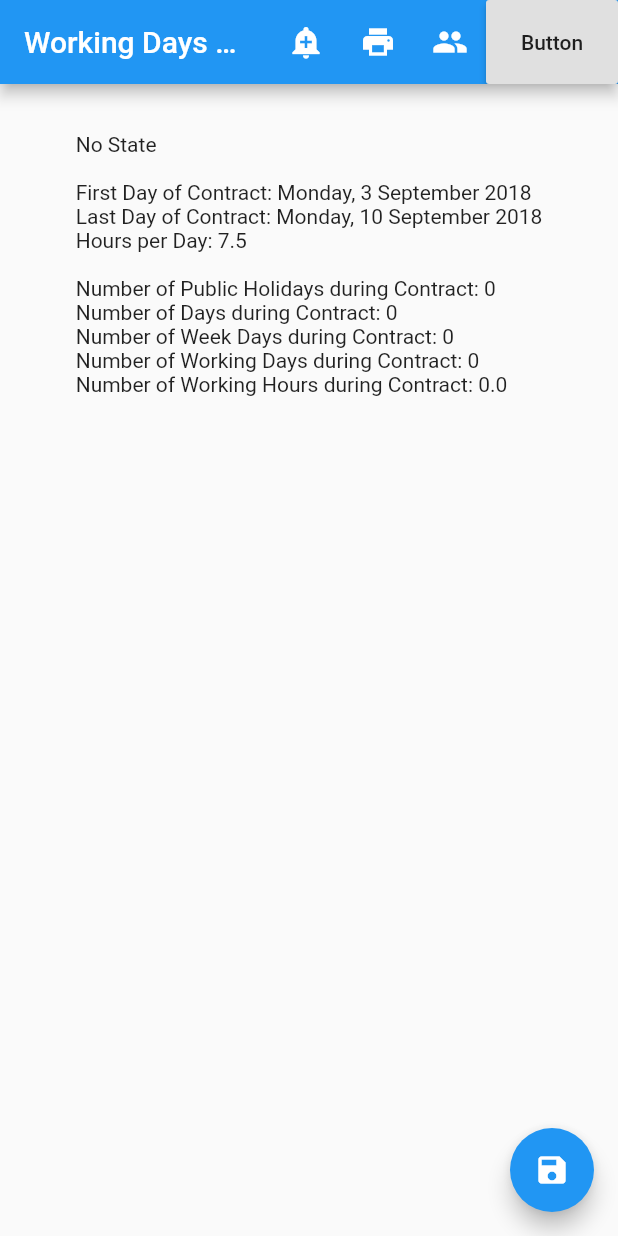
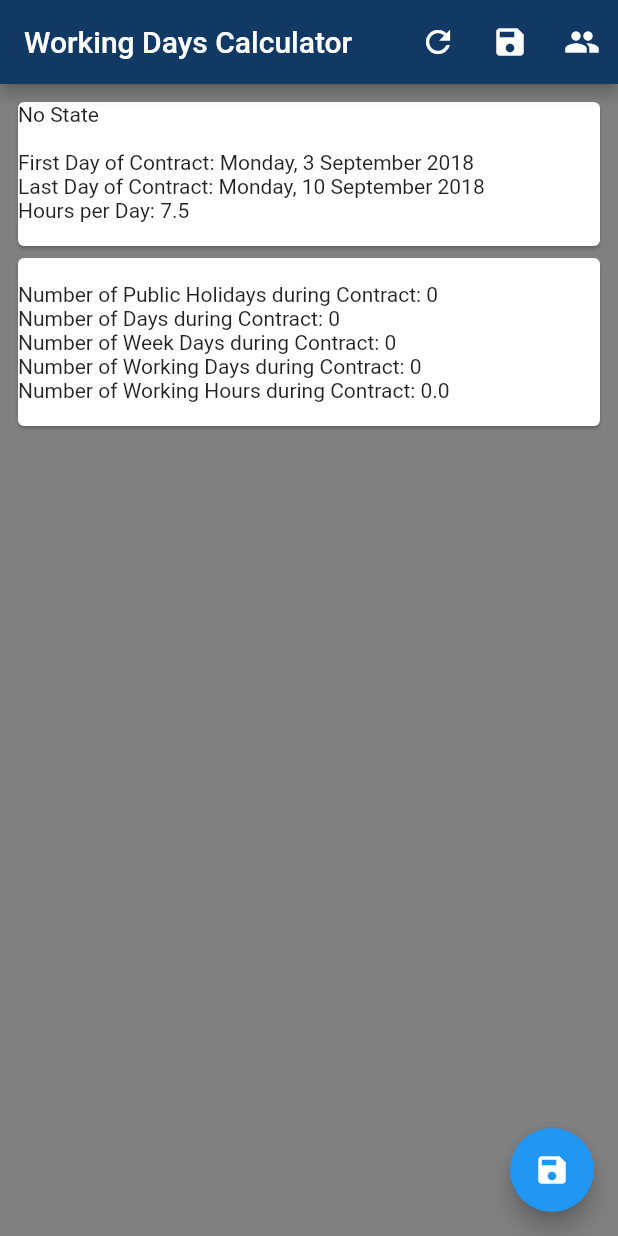
Before and after one commit to damiendb/kdr_calc_working_days, a Flutter app: the screen it shows after launch, on a phone screen of 412 x 824 dp. Run offline on Flutter 3.47's test engine with Material 2 defaults, Android fonts, the phone set to English and light mode, and no system bars.

Commit message:
Version 0.1
Changed the Container structure to include a ListView with Cards.

Added KDR colours.

```diff
--- a/lib/main.dart
+++ b/lib/main.dart
@@ -17,6 +17,10 @@ class MyApp extends StatefulWidget {
 class _MyAppState extends State<MyApp> {
   ContractTerm newContract = new ContractTerm();
   DateFormat formatter = new DateFormat('EEEE, d MMMM yyyy');
+
+  final Color _kdrDarkBlue = Color.fromRGBO(18, 57, 100, 1.0);
+  final Color _kdrLightBlue = Color.fromRGBO(13, 170, 221, 1.0);
+  final Color _kdrGrey = Color.fromRGBO(128, 128, 128, 1.0);
 
   String para1 = "2018-08-28";
   String para2 = "2018-09-25";
@@ -52,16 +56,18 @@ class _MyAppState extends State<MyApp> {
     return new MaterialApp(
       title: _title,
       home: new Scaffold(
+        backgroundColor: _kdrGrey,
         appBar: new AppBar(
           title: new Text(_title),
+          backgroundColor: _kdrDarkBlue,
           actions: <Widget>[
             new IconButton(
-                icon: new Icon(Icons.add_alert),
+                icon: new Icon(Icons.refresh),
                 onPressed: () {
                   _pressed("Alert Pressed", "2018-01-28");
                 }),
             new IconButton(
-                icon: new Icon(Icons.print),
+                icon: new Icon(Icons.save),
                 onPressed: () {
                   _pressed("Print Pressed", "2018-02-27");
                 }),
@@ -70,16 +76,13 @@ class _MyAppState extends State<MyApp> {
                 onPressed: () {
                   _pressed("People Pressed", "2018-03-28");
                 }),
-            new RaisedButton(
-                child: new Text("Button"),
-                onPressed: () {
-                  _pressed("Super Button of Doom", "2018-04-28");
-                }),
           ],
         ),
         body: new Container(
-            padding: const EdgeInsets.all(32.0),
-            child: new Center(
+            padding: const EdgeInsets.all(8.0),
+            child: new ListView(
+              children: <Widget>[
+                new Card(
                     child: new Column(
                         crossAxisAlignment: CrossAxisAlignment.start,
                         children: <Widget>[
@@ -91,8 +94,14 @@ class _MyAppState extends State<MyApp> {
                       new Text("Last Day of Contract: " +
                           //    newContract.endDate.toString()),
                           formatter.format(newContract.endDate)),
-                  new Text(
-                      "Hours per Day: " + newContract.hoursPerDay.toString()),
+                      new Text("Hours per Day: " +
+                          newContract.hoursPerDay.toString()),
+                      new Text(" ")
+                    ])),
+                new Card(
+                    child: new Column(
+                        crossAxisAlignment: CrossAxisAlignment.start,
+                        children: <Widget>[
                       new Text(" "),
                       new Text("Number of Public Holidays during Contract: " +
                           newContract.totalHolidays.toString()),
@@ -105,7 +114,9 @@ class _MyAppState extends State<MyApp> {
                       new Text("Number of Working Hours during Contract: " +
                           newContract.totalWorkingHours.toString()),
                       new Text(" ")
-                ]))),
+                    ])),
+              ],
+            )),
         floatingActionButton: new FloatingActionButton(
           onPressed: () {
             _pressed("Super Button of Doom", "2018-04-28");
```
Also changed, not shown: 1 other file. Lines whose indentation alone changed are shown as unchanged.
